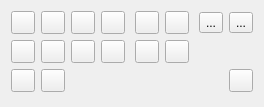
First picture: the form in plugins/textshape/dialogs/SimpleStyleWidget.ui, repository KDE/krita, before the edit.
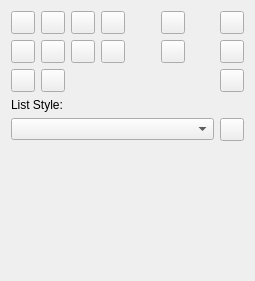
Second picture: the form after the edit. Custom widgets are drawn as their Qt base class.

Commit message:
Redo the new bullet/numbering options.
The combobox should not have been removed as the full name
and the fact that we can see which style is currently applied
went away with that as well.

Instead reinstate the combobox and add the icons to that as
well as keep the idea of a button to re-apply by adding such
a button to the right of the combobox. Doesn't even take more space ;)

What changed in the file:
```diff
--- a/plugins/textshape/dialogs/SimpleStyleWidget.ui
+++ b/plugins/textshape/dialogs/SimpleStyleWidget.ui
@@ -6,8 +6,8 @@
    <rect>
     <x>0</x>
     <y>0</y>
-    <width>264</width>
-    <height>107</height>
+    <width>255</width>
+    <height>281</height>
    </rect>
   </property>
   <layout class="QVBoxLayout" name="verticalLayout">
@@ -57,6 +57,36 @@
        </property>
       </spacer>
      </item>
+     <item row="0" column="5">
+      <widget class="QToolButton" name="superscript">
+       <property name="autoRaise">
+        <bool>false</bool>
+       </property>
+      </widget>
+     </item>
+     <item row="0" column="6" rowspan="2">
+      <spacer name="horizontalSpacer_3">
+       <property name="orientation">
+        <enum>Qt::Horizontal</enum>
+       </property>
+       <property name="sizeType">
+        <enum>QSizePolicy::MinimumExpanding</enum>
+       </property>
+       <property name="sizeHint" stdset="0">
+        <size>
+         <width>1</width>
+         <height>10</height>
+        </size>
+       </property>
+      </spacer>
+     </item>
+     <item row="0" column="7">
+      <widget class="QToolButton" name="decreaseIndent">
+       <property name="autoRaise">
+        <bool>false</bool>
+       </property>
+      </widget>
+     </item>
      <item row="1" column="0">
       <widget class="QToolButton" name="bold">
        <property name="autoRaise">
@@ -86,63 +116,19 @@
       </widget>
      </item>
      <item row="1" column="5">
-      <widget class="QToolButton" name="superscript">
-       <property name="autoRaise">
-        <bool>false</bool>
-       </property>
-      </widget>
-     </item>
-     <item row="0" column="5">
-      <widget class="QToolButton" name="decreaseIndent">
-       <property name="autoRaise">
-        <bool>false</bool>
-       </property>
-      </widget>
-     </item>
-     <item row="0" column="7" rowspan="2">
-      <spacer name="horizontalSpacer_3">
-       <property name="orientation">
-        <enum>Qt::Horizontal</enum>
-       </property>
-       <property name="sizeType">
-        <enum>QSizePolicy::MinimumExpanding</enum>
-       </property>
-       <property name="sizeHint" stdset="0">
-        <size>
-         <width>1</width>
-         <height>10</height>
-        </size>
-       </property>
-      </spacer>
-     </item>
-     <item row="1" column="6">
       <widget class="QToolButton" name="subscript">
        <property name="autoRaise">
         <bool>false</bool>
        </property>
       </widget>
      </item>
-     <item row="0" column="6">
+     <item row="1" column="7">
       <widget class="QToolButton" name="increaseIndent">
        <property name="autoRaise">
         <bool>false</bool>
        </property>
       </widget>
      </item>
-     <item row="0" column="9">
-      <widget class="OptionButton" name="bulletListButton">
-       <property name="text">
-        <string>...</string>
-       </property>
-      </widget>
-     </item>
-     <item row="0" column="10">
-      <widget class="OptionButton" name="numberedListButton">
-       <property name="text">
-        <string>...</string>
-       </property>
-      </widget>
-     </item>
     </layout>
    </item>
    <item>
@@ -182,6 +168,37 @@
      </item>
     </layout>
    </item>
+   <item>
+    <widget class="QLabel" name="label_4">
+     <property name="text">
+      <string>List Style:</string>
+     </property>
+     <property name="alignment">
+      <set>Qt::AlignBottom|Qt::AlignLeading|Qt::AlignLeft</set>
+     </property>
+    </widget>
+   </item>
+   <item>
+    <layout class="QHBoxLayout" name="horizontalLayout_2">
+     <item>
+      <widget class="QComboBox" name="listType">
+       <property name="maxVisibleItems">
+        <number>15</number>
+       </property>
+      </widget>
+     </item>
+     <item>
+      <widget class="QToolButton" name="listStyleAgain">
+       <property name="toolTip">
+        <string>Apply again</string>
+       </property>
+       <property name="text">
+        <string/>
+       </property>
+      </widget>
+     </item>
+    </layout>
+   </item>
    <item>
     <spacer>
      <property name="orientation">
@@ -189,21 +206,14 @@
      </property>
      <property name="sizeHint" stdset="0">
       <size>
-       <width>1</width>
-       <height>1</height>
+       <width>10</width>
+       <height>10</height>
       </size>
      </property>
     </spacer>
    </item>
   </layout>
  </widget>
- <customwidgets>
-  <customwidget>
-   <class>OptionButton</class>
-   <extends>QToolButton</extends>
-   <header>dialogs/OptionButton.h</header>
-  </customwidget>
- </customwidgets>
  <tabstops>
   <tabstop>alignLeft</tabstop>
   <tabstop>alignCenter</tabstop>
```
Left out of the diff: 4 changed lines with no effect on the pictures. The commit also changes 8 other files.
